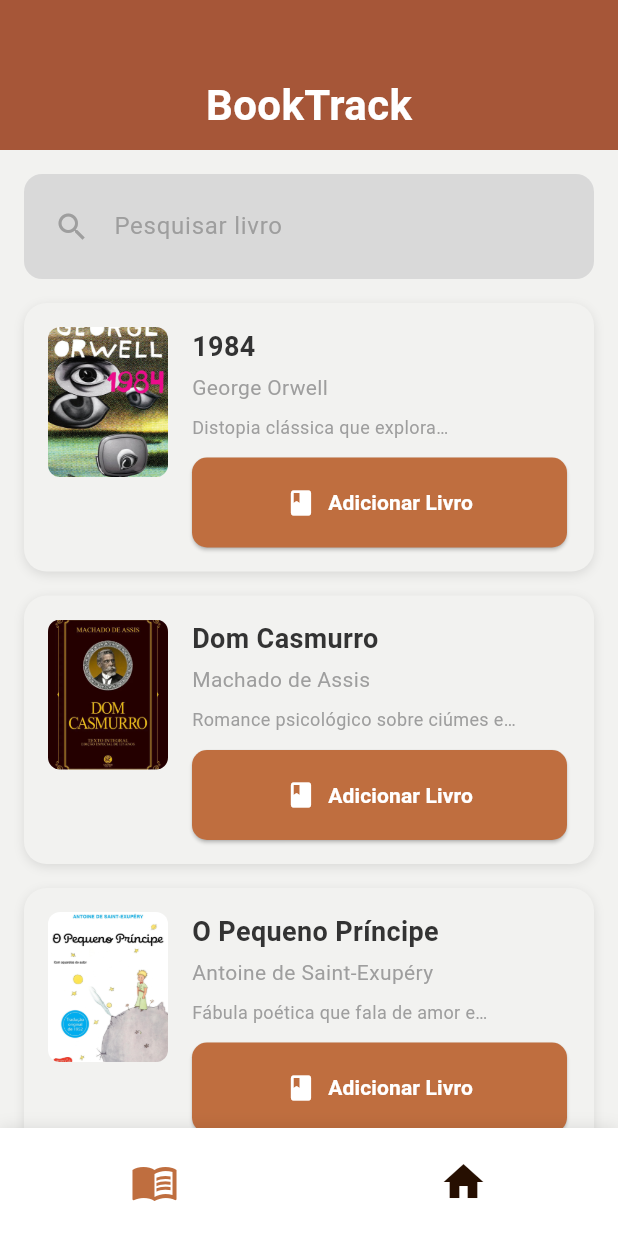
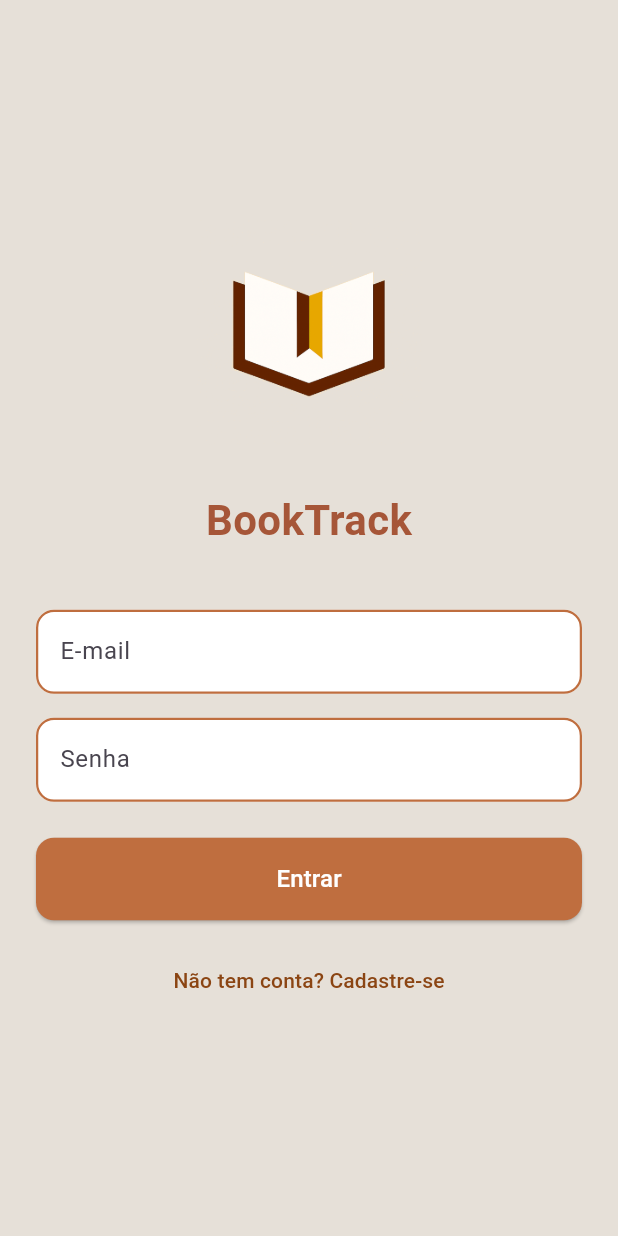
Before and after one commit to StelaRocha208/booktrack, a Flutter app: the screen it shows after launch, on a phone screen of 412 x 824 dp. Run offline on Flutter 3.47's test engine with Material 3 defaults, Android fonts, the light colour scheme and no system bars.

Commit message:
Tela de login

```diff
--- a/lib/main.dart
+++ b/lib/main.dart
@@ -1,10 +1,28 @@
 import 'package:flutter/material.dart';
+import 'screens/login_screen.dart';
 import 'screens/catalogo_screen.dart';
 import 'screens/estante_screen.dart';
 import 'models/livro.dart';
 
 void main() {
-  runApp(const BookTrackApp());
+  runApp(const MyRootApp());
+}
+
+class MyRootApp extends StatelessWidget {
+  const MyRootApp({super.key});
+
+  @override
+  Widget build(BuildContext context) {
+    return MaterialApp(
+      debugShowCheckedModeBanner: false,
+      // Inicia na tela de login
+      home: const LoginScreen(),
+      routes: {
+        // rota que abre o app principal (BookTrackApp)
+        '/app': (context) => const BookTrackApp(),
+      },
+    );
+  }
 }
 
 class BookTrackApp extends StatefulWidget {
@@ -36,6 +54,7 @@ class _BookTrackAppState extends State<BookTrackApp> {
     ];
 
     return MaterialApp(
+      debugShowCheckedModeBanner: false,
       home: Scaffold(
         body: telas[paginaAtual],
         bottomNavigationBar: _buildCustomBottomNav(),
@@ -65,11 +84,11 @@ class _BookTrackAppState extends State<BookTrackApp> {
               width: 56,
               height: 56,
               child: Icon(
-                isActive ? _iconsFilled[i] : _iconsFilled[i],
+                isActive ? _iconsFilled[i] : _iconsOutlined[i],
                 size: 32,
                 color: isActive
                     ? const Color(0xFFBF6E3F)  // cor ativa
-                    : const Color(0xFF260F01),    // cor inativa
+                    : const Color(0xFF260F01), // cor inativa
               ),
             ),
           );
--- /dev/null
+++ b/lib/screens/login_screen.dart
@@ -0,0 +1,132 @@
+import 'package:flutter/material.dart';
+import 'cadastro_screen.dart';
+
+class LoginScreen extends StatefulWidget {
+  const LoginScreen({super.key});
+
+  @override
+  State<LoginScreen> createState() => _LoginScreenState();
+}
+
+class _LoginScreenState extends State<LoginScreen> {
+  final _emailController = TextEditingController();
+  final _senhaController = TextEditingController();
+
+  @override
+  Widget build(BuildContext context) {
+    const corBorda = Color(0xFFBF6E3F);
+    const corFundo = Color(0xFFE6E0D8);
+
+    return Container(
+      color: corFundo,
+      child: Scaffold(
+        backgroundColor: corFundo,
+        body: Center(
+          child: SingleChildScrollView(
+            padding: const EdgeInsets.all(24),
+            child: Column(
+              mainAxisAlignment: MainAxisAlignment.center,
+              children: [
+                // Logo
+                Image.asset(
+                  'assets/imagens/logo.png',
+                  width: 150,
+                  height: 150,
+                ),
+                const SizedBox(height: 30),
+
+                const Text(
+                  'BookTrack',
+                  style: TextStyle(
+                    fontSize: 28,
+                    fontWeight: FontWeight.bold,
+                    color: Color(0xFFA65638),
+                  ),
+                ),
+                const SizedBox(height: 40),
+
+                // Campo de e-mail
+                TextField(
+                  controller: _emailController,
+                  decoration: InputDecoration(
+                    labelText: 'E-mail',
+                    filled: true,
+                    fillColor: Colors.white,
+                    enabledBorder: OutlineInputBorder(
+                      borderRadius: BorderRadius.circular(12),
+                      borderSide: BorderSide(color: corBorda, width: 1.5),
+                    ),
+                    focusedBorder: OutlineInputBorder(
+                      borderRadius: BorderRadius.circular(12),
+                      borderSide: BorderSide(color: corBorda, width: 2),
+                    ),
+                  ),
+                ),
+                const SizedBox(height: 16),
+
+                // Campo de senha
+                TextField(
+                  controller: _senhaController,
+                  obscureText: true,
+                  decoration: InputDecoration(
+                    labelText: 'Senha',
+                    filled: true,
+                    fillColor: Colors.white,
+                    enabledBorder: OutlineInputBorder(
+                      borderRadius: BorderRadius.circular(12),
+                      borderSide: BorderSide(color: corBorda, width: 1.5),
+                    ),
+                    focusedBorder: OutlineInputBorder(
+                      borderRadius: BorderRadius.circular(12),
+                      borderSide: BorderSide(color: corBorda, width: 2),
+                    ),
+                  ),
+                ),
+                const SizedBox(height: 24),
+
+                // Botão de login
+                SizedBox(
+                  width: double.infinity,
+                  child: ElevatedButton(
+                    onPressed: () {
+                      Navigator.pushReplacementNamed(context, '/app');
+                    },
+                    style: ElevatedButton.styleFrom(
+                      backgroundColor: const Color(0xFFBF6E3F),
+                      padding: const EdgeInsets.symmetric(vertical: 16),
+                      shape: RoundedRectangleBorder(
+                        borderRadius: BorderRadius.circular(12),
+                      ),
+                    ),
+                    child: const Text(
+                      'Entrar',
+                      style: TextStyle(
+                        fontSize: 16,
+                        color: Colors.white,
+                      ),
+                    ),
+                  ),
+                ),
+                const SizedBox(height: 16),
+
+                // Link para cadastro
+                TextButton(
+                  onPressed: () {
+                    Navigator.push(
+                      context,
+                      MaterialPageRoute(builder: (_) => const CadastroScreen()),
+                    );
+                  },
+                  child: const Text(
+                    'Não tem conta? Cadastre-se',
+                    style: TextStyle(color: Color(0xFF8B4513)),
+                  ),
+                ),
+              ],
+            ),
+          ),
+        ),
+      ),
+    );
+  }
+}
--- a/pubspec.yaml
+++ b/pubspec.yaml
@@ -60,6 +60,7 @@ flutter:
     - assets/imagens/1984.png
     - assets/imagens/dom_casmurro.png
     - assets/imagens/pequeno_principe.png
+    - assets/imagens/logo.png
 
   # An image asset can refer to one or more resolution-specific "variants", see
   # https://flutter.dev/assets-and-images/#resolution-aware
```
Also changed, not shown: lib/screens/cadastro_screen.dart (added, +164 -0 lines), assets/imagens/logo.png (added).
